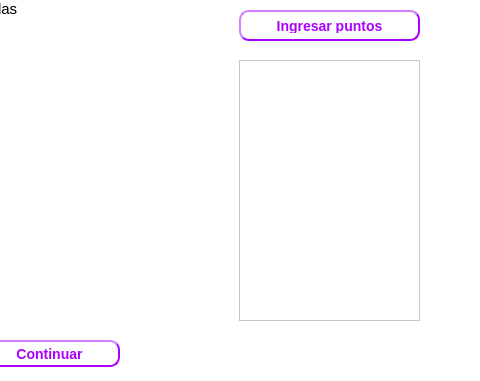
This is UI/interpolacion.ui in dhoyoso/AnalisisNumerico as Qt 5 draws it before an edit; both pictures show x 381 to 861 and y 140 to 521 of the 861 by 521 pixel window. The edited form follows.
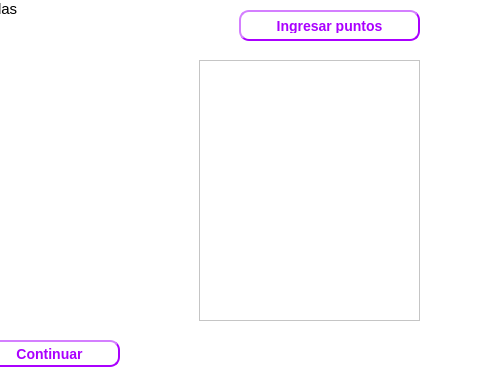
This is the edited form.

What changed in the file:
```diff
--- a/UI/interpolacion.ui
+++ b/UI/interpolacion.ui
@@ -274,9 +274,9 @@
   <widget class="QTableWidget" name="tableWidget">
    <property name="geometry">
     <rect>
-     <x>620</x>
+     <x>580</x>
      <y>200</y>
-     <width>181</width>
+     <width>221</width>
      <height>261</height>
     </rect>
    </property>
```
Left out of the diff: 4 changed lines with no effect on the pictures.
